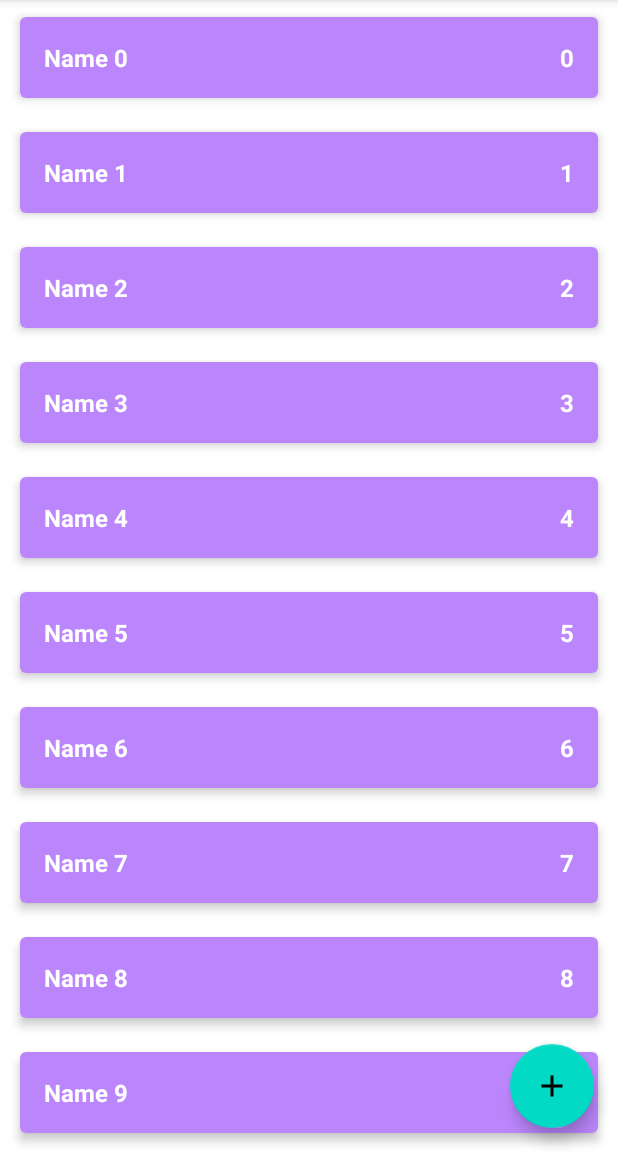
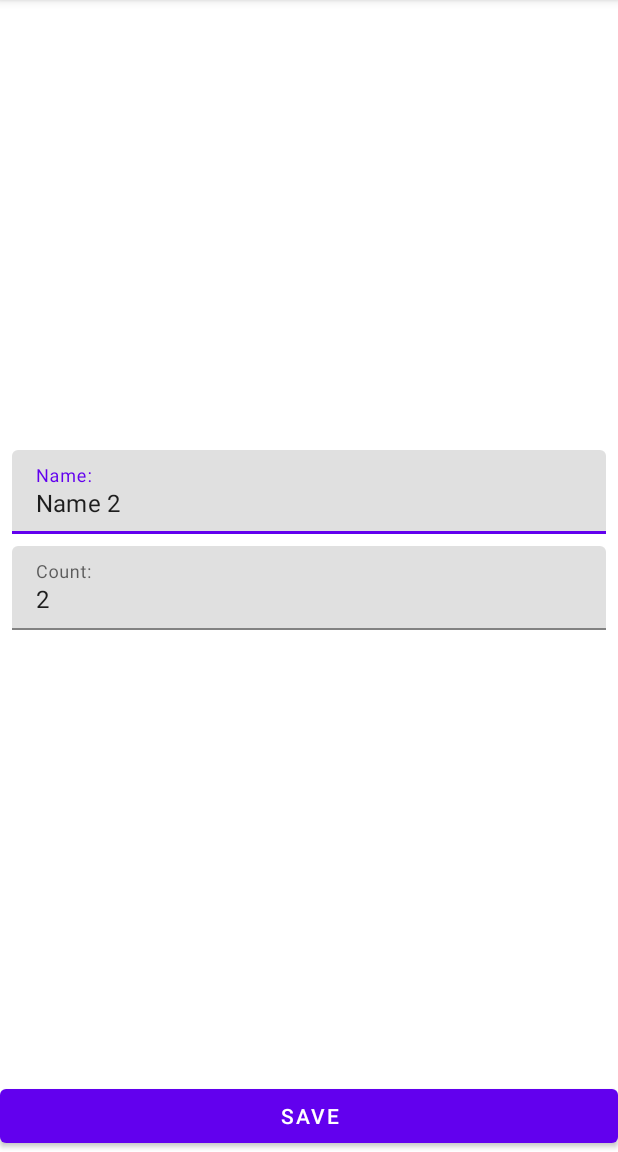
Before and after one commit to TOvchinnikova/Shopping_List, an Android app: the screen it shows after launch (MainActivity before the commit, ShopItemActivity after it), after a tap on an icon or button, on a phone screen of 412 x 824 dp, the part 84-1236 px from its top. Run offline under Robolectric (Android 15) with nearby library versions, the phone set to English and light mode, and no system bars.

```diff
--- a/app/src/main/AndroidManifest.xml
+++ b/app/src/main/AndroidManifest.xml
@@ -9,6 +9,8 @@
         android:roundIcon="@mipmap/ic_launcher_round"
         android:supportsRtl="true"
         android:theme="@style/Theme.ShoppingList">
+        <activity android:name=".presentation.ShopItemActivity"
+            android:windowSoftInputMode="adjustResize"/>
         <activity android:name=".presentation.MainActivity">
             <intent-filter>
                 <action android:name="android.intent.action.MAIN" />
--- a/app/src/main/java/com/t_ovchinnikova/android/shoppinglist/domain/ShopListRepository.kt
+++ b/app/src/main/java/com/t_ovchinnikova/android/shoppinglist/domain/ShopListRepository.kt
@@ -6,11 +6,12 @@ interface ShopListRepository {
 
     fun getShopList() : LiveData<List<ShopItem>>
 
-    fun getShopItem( shopItemId: Int): ShopItem
+    fun getShopItem(shopItemId: Int): ShopItem
 
     fun editShopItem(shopItem: ShopItem)
 
     fun deleteShopItem(shopItem: ShopItem)
 
     fun addShopItem(shopItem: ShopItem)
+
 }
--- a/app/src/main/java/com/t_ovchinnikova/android/shoppinglist/presentation/MainActivity.kt
+++ b/app/src/main/java/com/t_ovchinnikova/android/shoppinglist/presentation/MainActivity.kt
@@ -1,12 +1,14 @@
 package com.t_ovchinnikova.android.shoppinglist.presentation
 
+import android.os.Bundle
 import androidx.appcompat.app.AppCompatActivity
-import android.os.Bundle
-import android.util.Log
 import androidx.lifecycle.ViewModelProvider
 import androidx.recyclerview.widget.ItemTouchHelper
 import androidx.recyclerview.widget.RecyclerView
+import com.google.android.material.floatingactionbutton.FloatingActionButton
 import com.t_ovchinnikova.android.shoppinglist.R
+import com.t_ovchinnikova.android.shoppinglist.presentation.ShopItemActivity.Companion.newIntentAddItem
+import com.t_ovchinnikova.android.shoppinglist.presentation.ShopItemActivity.Companion.newIntentEditItem
 
 class MainActivity : AppCompatActivity() {
 
@@ -19,15 +21,21 @@ class MainActivity : AppCompatActivity() {
 
         setupRecyclerView()
 
-        viewModel = ViewModelProvider(this) [MainViewModel::class.java]
+        viewModel = ViewModelProvider(this)[MainViewModel::class.java]
 
         viewModel.shopList.observe(this) {
             shopListAdapter.submitList(it)
         }
 
+        val buttonAddItem = findViewById<FloatingActionButton>(R.id.button_add_shop_item)
+        buttonAddItem.setOnClickListener {
+            val intent = newIntentAddItem(this)
+            startActivity(intent)
+        }
+
     }
 
-    private fun setupRecyclerView(){
+    private fun setupRecyclerView() {
 
         val rvShopList = findViewById<RecyclerView>(R.id.rv_shop_list)
 
@@ -55,7 +63,7 @@ class MainActivity : AppCompatActivity() {
             override fun onMove(
                 recyclerView: RecyclerView,
                 viewHolder: RecyclerView.ViewHolder,
-                target: RecyclerView.ViewHolder
+                target: RecyclerView.ViewHolder,
             ): Boolean {
                 return false
             }
@@ -71,7 +79,8 @@ class MainActivity : AppCompatActivity() {
 
     private fun setupClickListener() {
         shopListAdapter.onShopItemClickListener = {
-            Log.d("MyLog", it.name)
+            val intent = newIntentEditItem(this, it.id)
+            startActivity(intent)
         }
     }
 
--- /dev/null
+++ b/app/src/main/java/com/t_ovchinnikova/android/shoppinglist/presentation/ShopItemActivity.kt
@@ -0,0 +1,181 @@
+package com.t_ovchinnikova.android.shoppinglist.presentation
+
+import android.content.Context
+import android.content.Intent
+import android.os.Bundle
+import android.os.PersistableBundle
+import android.text.Editable
+import android.text.TextWatcher
+import android.util.Log
+import android.widget.Button
+import android.widget.EditText
+import androidx.appcompat.app.AppCompatActivity
+import androidx.core.widget.addTextChangedListener
+import androidx.lifecycle.Observer
+import androidx.lifecycle.ViewModelProvider
+import com.google.android.material.textfield.TextInputLayout
+import com.t_ovchinnikova.android.shoppinglist.R
+import com.t_ovchinnikova.android.shoppinglist.domain.ShopItem
+import java.lang.RuntimeException
+
+class ShopItemActivity : AppCompatActivity() {
+
+    private lateinit var viewModel: ShopItemViewModel
+
+    private lateinit var tilName: TextInputLayout
+    private lateinit var tilCount: TextInputLayout
+    private lateinit var etName: EditText
+    private lateinit var etCount: EditText
+    private lateinit var buttonSave: Button
+    private var screenMode = MODE_UNKNOWN
+    private var shopItemId = ShopItem.UNDEFINED_ID
+
+    override fun onCreate(savedInstanceState: Bundle?) {
+        super.onCreate(savedInstanceState)
+
+        setContentView(R.layout.activity_shop_item)
+        parseIntent()
+        viewModel = ViewModelProvider(this)[ShopItemViewModel::class.java]
+        initViews()
+        addTextChangedListeners()
+        launchRightMode()
+        observeViewModel()
+
+    }
+
+    private fun observeViewModel() {
+        viewModel.errorInputName.observe(this, {
+            val message = if (it) getString(R.string.error_input_text) else null
+            tilName.error = message
+        })
+
+        viewModel.errorInputCount.observe(this, {
+            val message = if (it) getString(R.string.error_input_count) else null
+            tilCount.error = message
+        })
+
+
+        viewModel.shouldCloseScreen.observe(this) {
+            finish()
+        }
+    }
+
+    private fun launchRightMode() {
+        when (screenMode) {
+            MODE_EDIT -> launchEditMode()
+            MODE_ADD -> launchAddMode()
+        }
+    }
+
+    private fun launchEditMode() {
+
+        viewModel.getShopItem(shopItemId)
+
+        viewModel.shopItem.observe(this) {
+            etName.setText(it.name)
+            etCount.setText(it.count.toString())
+        }
+
+        buttonSave.setOnClickListener {
+            viewModel.editShopItem(etName.text?.toString(), etCount.text?.toString())
+        }
+    }
+
+    private fun launchAddMode() {
+        buttonSave.setOnClickListener {
+            viewModel.addShopItem(etName.text.toString(), etCount.text.toString())
+        }
+
+    }
+
+    private fun addTextChangedListeners() {
+        etName.addTextChangedListener (
+            object : TextWatcher {
+                override fun beforeTextChanged(
+                    s: CharSequence?,
+                    start: Int,
+                    count: Int,
+                    after: Int,
+                ) {
+
+                }
+
+                override fun onTextChanged(s: CharSequence?, start: Int, before: Int, count: Int) {
+                    viewModel.resetErrorInputName()
+                }
+
+                override fun afterTextChanged(s: Editable?) {
+
+                }
+            }
+        )
+        etCount.addTextChangedListener (
+            object : TextWatcher {
+                override fun beforeTextChanged(
+                    s: CharSequence?,
+                    start: Int,
+                    count: Int,
+                    after: Int,
+                ) {
+
+                }
+
+                override fun onTextChanged(s: CharSequence?, start: Int, before: Int, count: Int) {
+                    viewModel.resetErrorInputCount()
+                }
+
+                override fun afterTextChanged(s: Editable?) {
+
+                }
+
+            }
+        )
+    }
+
+    private fun parseIntent() {
+
+        if (!intent.hasExtra(EXTRA_SCREEN_MODE)) {
+            throw RuntimeException("Param screen mode is absent")
+        }
+        val mode = intent.getStringExtra(EXTRA_SCREEN_MODE)
+        if (mode != MODE_ADD && mode != MODE_EDIT) {
+            throw RuntimeException("Unknown screen mode $mode")
+        }
+        screenMode = mode
+        if (screenMode == MODE_EDIT) {
+            if (!intent.hasExtra(EXTRA_SHOP_ITEM_ID)) {
+                throw RuntimeException("Param shop item id is absent")
+            }
+            shopItemId = intent.getIntExtra(EXTRA_SHOP_ITEM_ID, ShopItem.UNDEFINED_ID)
+        }
+    }
+
+    private fun initViews() {
+        tilName = findViewById(R.id.til_name)
+        tilCount = findViewById(R.id.til_count)
+        etName = findViewById(R.id.et_name)
+        etCount = findViewById(R.id.et_count)
+        buttonSave = findViewById(R.id.button)
+    }
+
+    companion object {
+        private const val EXTRA_SCREEN_MODE = "extra_mode"
+        private const val EXTRA_SHOP_ITEM_ID = "extra_shop_item_id"
+        private const val MODE_EDIT = "mode_edit"
+        private const val MODE_ADD = "mode_add"
+        private const val MODE_UNKNOWN = ""
+
+        fun newIntentAddItem(context: Context): Intent {
+            val intent = Intent(context, ShopItemActivity::class.java)
+            intent.putExtra(EXTRA_SCREEN_MODE, MODE_ADD)
+            return intent
+        }
+
+        fun newIntentEditItem(context: Context, shopItemId: Int): Intent {
+            val intent = Intent(context, ShopItemActivity::class.java)
+            intent.putExtra(EXTRA_SHOP_ITEM_ID, shopItemId)
+            intent.putExtra(EXTRA_SCREEN_MODE, MODE_EDIT)
+            return intent
+        }
+    }
+}
--- /dev/null
+++ b/app/src/main/java/com/t_ovchinnikova/android/shoppinglist/presentation/ShopItemViewModel.kt
@@ -0,0 +1,101 @@
+package com.t_ovchinnikova.android.shoppinglist.presentation
+
+import android.util.Log
+import androidx.lifecycle.LiveData
+import androidx.lifecycle.MutableLiveData
+import androidx.lifecycle.ViewModel
+import com.t_ovchinnikova.android.shoppinglist.data.ShopListRepositoryImpl
+import com.t_ovchinnikova.android.shoppinglist.domain.AddShopItemUseCase
+import com.t_ovchinnikova.android.shoppinglist.domain.EditShopItemUseCase
+import com.t_ovchinnikova.android.shoppinglist.domain.GetShopItemUseCase
+import com.t_ovchinnikova.android.shoppinglist.domain.ShopItem
+import java.lang.Exception
+
+class ShopItemViewModel : ViewModel() {
+
+    private val repository = ShopListRepositoryImpl
+
+    val getShopItemUseCase = GetShopItemUseCase(repository)
+    val editShopItemUseCase = EditShopItemUseCase(repository)
+    val addShopItemUseCase = AddShopItemUseCase(repository)
+
+    private val _errorInputName = MutableLiveData<Boolean>()
+    val errorInputName: LiveData<Boolean> = _errorInputName
+
+    private val _errorInputCount = MutableLiveData<Boolean>()
+    val errorInputCount: LiveData<Boolean> = _errorInputCount
+
+    private val _shopItem = MutableLiveData<ShopItem>()
+    val shopItem: LiveData<ShopItem> = _shopItem
+
+    private val _shouldCloseScreen = MutableLiveData<Unit>()
+    val shouldCloseScreen: LiveData<Unit> = _shouldCloseScreen
+
+
+    fun getShopItem(shopItemId: Int) {
+        val item = getShopItemUseCase.getShopItem(shopItemId)
+        _shopItem.value = item
+    }
+
+    fun addShopItem(inputName: String?, inputCount: String?) {
+        val name = parseName(inputName)
+        val count = parseCount(inputCount)
+        val fieldsValid = validateInput(name, count)
+        if (fieldsValid) {
+            val shopItem = ShopItem(name, count, true)
+            addShopItemUseCase.addShopItem(shopItem)
+            finishWork()
+        }
+    }
+
+    fun editShopItem(inputName: String?, inputCount: String?) {
+        val name = parseName(inputName)
+        val count = parseCount(inputCount)
+        val fieldsValid = validateInput(name, count)
+        if (fieldsValid) {
+            _shopItem.value?.let {
+                val item = it.copy(name = name, count = count)
+                editShopItemUseCase.editShopItem(item)
+                finishWork()
+            }
+        }
+    }
+
+    private fun parseName(inputName: String?): String {
+        return inputName?.trim() ?: ""
+    }
+
+    private fun parseCount(inputCount: String?): Int {
+        return try {
+            inputCount?.trim()?.toInt() ?: 0
+        } catch (e: Exception) {
+            0
+        }
+    }
+
+    private fun validateInput(name: String, count: Int): Boolean {
+        var result = true
+        if (name.isBlank()) {
+            _errorInputName.value = true
+            result = false
+        }
+        if (count <= 0 ) {
+            _errorInputCount.value = true
+            result = false
+        }
+        return result
+    }
+
+    fun resetErrorInputName() {
+        _errorInputName.value = false
+    }
+
+    fun resetErrorInputCount() {
+        _errorInputCount.value = false
+    }
+
+    private fun finishWork() {
+        _shouldCloseScreen.value = Unit
+    }
+
+}
--- a/app/src/main/java/com/t_ovchinnikova/android/shoppinglist/presentation/ShopListAdapter.kt
+++ b/app/src/main/java/com/t_ovchinnikova/android/shoppinglist/presentation/ShopListAdapter.kt
@@ -1,6 +1,7 @@
 package com.t_ovchinnikova.android.shoppinglist.presentation
 
 import android.content.Context
+import android.util.Log
 import android.view.LayoutInflater
 import android.view.View
 import android.view.ViewGroup
--- /dev/null
+++ b/app/src/main/res/layout/activity_shop_item.xml
@@ -0,0 +1,56 @@
+<?xml version="1.0" encoding="utf-8"?>
+<androidx.constraintlayout.widget.ConstraintLayout xmlns:android="http://schemas.android.com/apk/res/android"
+    xmlns:app="http://schemas.android.com/apk/res-auto"
+    xmlns:tools="http://schemas.android.com/tools"
+    android:layout_width="match_parent"
+    android:layout_height="match_parent">
+
+    <com.google.android.material.textfield.TextInputLayout
+        android:id="@+id/til_name"
+        android:layout_width="0dp"
+        android:layout_height="wrap_content"
+        android:layout_marginStart="8dp"
+        android:layout_marginEnd="8dp"
+        android:layout_marginBottom="4dp"
+        app:layout_constraintBottom_toTopOf="@+id/til_count"
+        app:layout_constraintEnd_toEndOf="parent"
+        app:layout_constraintStart_toStartOf="parent"
+        app:layout_constraintTop_toTopOf="parent"
+        app:layout_constraintVertical_chainStyle="packed">
+
+        <com.google.android.material.textfield.TextInputEditText
+            android:id="@+id/et_name"
+            android:layout_width="match_parent"
+            android:layout_height="wrap_content"
+            android:hint="@string/hint_name" />
+    </com.google.android.material.textfield.TextInputLayout>
+
+    <com.google.android.material.textfield.TextInputLayout
+        android:id="@+id/til_count"
+        android:layout_width="0dp"
+        android:layout_height="wrap_content"
+        android:layout_marginStart="8dp"
+        android:layout_marginTop="4dp"
+        android:layout_marginEnd="8dp"
+        app:layout_constraintBottom_toTopOf="@+id/button"
+        app:layout_constraintEnd_toEndOf="parent"
+        app:layout_constraintStart_toStartOf="parent"
+        app:layout_constraintTop_toBottomOf="@id/til_name">
+
+        <com.google.android.material.textfield.TextInputEditText
+            android:id="@+id/et_count"
+            android:layout_width="match_parent"
+            android:layout_height="wrap_content"
+            android:hint="@string/hint_count"
+            android:inputType="number" />
+    </com.google.android.material.textfield.TextInputLayout>
+
+    <Button
+        android:id="@+id/button"
+        android:layout_width="0dp"
+        android:layout_height="wrap_content"
+        android:text="@string/btn_save"
+        app:layout_constraintBottom_toBottomOf="parent"
+        app:layout_constraintEnd_toEndOf="parent"
+        app:layout_constraintStart_toStartOf="parent" />
+</androidx.constraintlayout.widget.ConstraintLayout>
--- a/app/src/main/res/values/strings.xml
+++ b/app/src/main/res/values/strings.xml
@@ -1,4 +1,9 @@
 <resources>
     <string name="app_name">Shopping List</string>
     <string name="add_shop_item_content_description">Add new shop item</string>
+    <string name="hint_name">Name:</string>
+    <string name="hint_count">Count:</string>
+    <string name="btn_save">Save</string>
+    <string name="error_input_count">Error input count</string>
+    <string name="error_input_text">Error input text</string>
 </resources>
```
